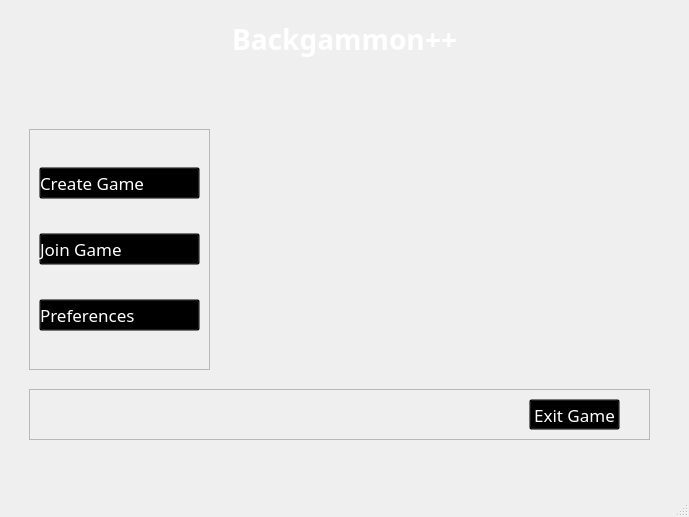
daniilgrbic/BackgammonPP, file BackgammonPP/mainwindow.ui: the form before one commit.
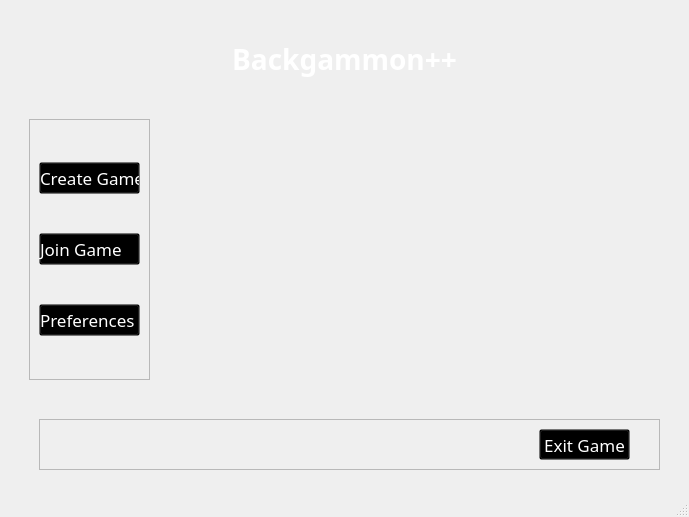
The form after the commit.

Diff of the .ui file:
```diff
--- a/BackgammonPP/mainwindow.ui
+++ b/BackgammonPP/mainwindow.ui
@@ -51,7 +51,7 @@
        <property name="geometry">
         <rect>
          <x>-10</x>
-         <y>0</y>
+         <y>20</y>
          <width>691</width>
          <height>61</height>
         </rect>
@@ -101,11 +101,14 @@
        <property name="geometry">
         <rect>
          <x>20</x>
-         <y>120</y>
-         <width>181</width>
-         <height>241</height>
+         <y>110</y>
+         <width>121</width>
+         <height>261</height>
         </rect>
        </property>
+       <property name="styleSheet">
+        <string notr="true"/>
+       </property>
        <property name="frameShape">
         <enum>QFrame::StyledPanel</enum>
        </property>
@@ -234,8 +237,8 @@
       <widget class="QFrame" name="exitFrame">
        <property name="geometry">
         <rect>
-         <x>20</x>
-         <y>380</y>
+         <x>30</x>
+         <y>410</y>
          <width>621</width>
          <height>51</height>
         </rect>
```
Left out of the diff: 9 changed lines with no effect on the pictures.
